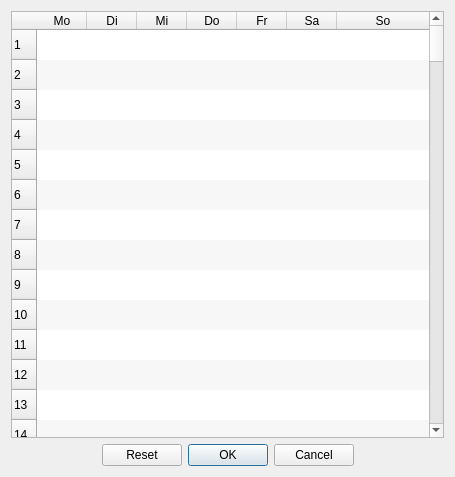
The window that src/watnu/ui/chooser.ui (amogorkon/watnu) describes before a commit, drawn with Qt 5.
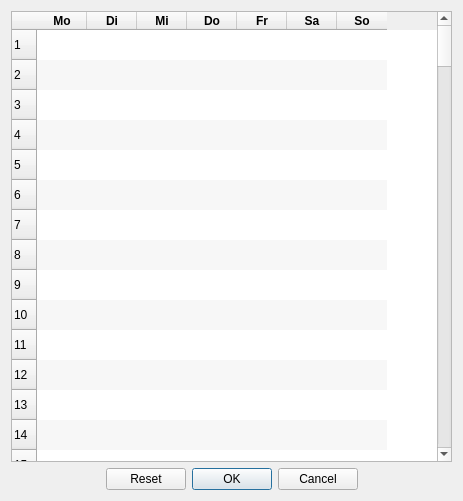
The same window after the commit.

Diff of the .ui file:
```diff
--- a/src/watnu/ui/chooser.ui
+++ b/src/watnu/ui/chooser.ui
@@ -6,8 +6,8 @@
    <rect>
     <x>0</x>
     <y>0</y>
-    <width>455</width>
-    <height>477</height>
+    <width>463</width>
+    <height>501</height>
    </rect>
   </property>
   <property name="windowTitle">
@@ -77,7 +77,7 @@
       <number>50</number>
      </attribute>
      <attribute name="horizontalHeaderStretchLastSection">
-      <bool>true</bool>
+      <bool>false</bool>
      </attribute>
      <attribute name="verticalHeaderVisible">
       <bool>true</bool>
@@ -239,36 +239,78 @@
       <property name="text">
        <string>Mo</string>
       </property>
+      <property name="font">
+       <font>
+        <weight>75</weight>
+        <bold>true</bold>
+       </font>
+      </property>
      </column>
      <column>
       <property name="text">
        <string>Di</string>
       </property>
+      <property name="font">
+       <font>
+        <weight>75</weight>
+        <bold>true</bold>
+       </font>
+      </property>
      </column>
      <column>
       <property name="text">
        <string>Mi</string>
       </property>
+      <property name="font">
+       <font>
+        <weight>75</weight>
+        <bold>true</bold>
+       </font>
+      </property>
      </column>
      <column>
       <property name="text">
        <string>Do</string>
       </property>
+      <property name="font">
+       <font>
+        <weight>75</weight>
+        <bold>true</bold>
+       </font>
+      </property>
      </column>
      <column>
       <property name="text">
        <string>Fr</string>
       </property>
+      <property name="font">
+       <font>
+        <weight>75</weight>
+        <bold>true</bold>
+       </font>
+      </property>
      </column>
      <column>
       <property name="text">
        <string>Sa</string>
       </property>
+      <property name="font">
+       <font>
+        <weight>75</weight>
+        <bold>true</bold>
+       </font>
+      </property>
      </column>
      <column>
       <property name="text">
        <string>So</string>
       </property>
+      <property name="font">
+       <font>
+        <weight>75</weight>
+        <bold>true</bold>
+       </font>
+      </property>
      </column>
     </widget>
    </item>
```
Left out of the diff: 5 changed lines with no effect on the pictures.
